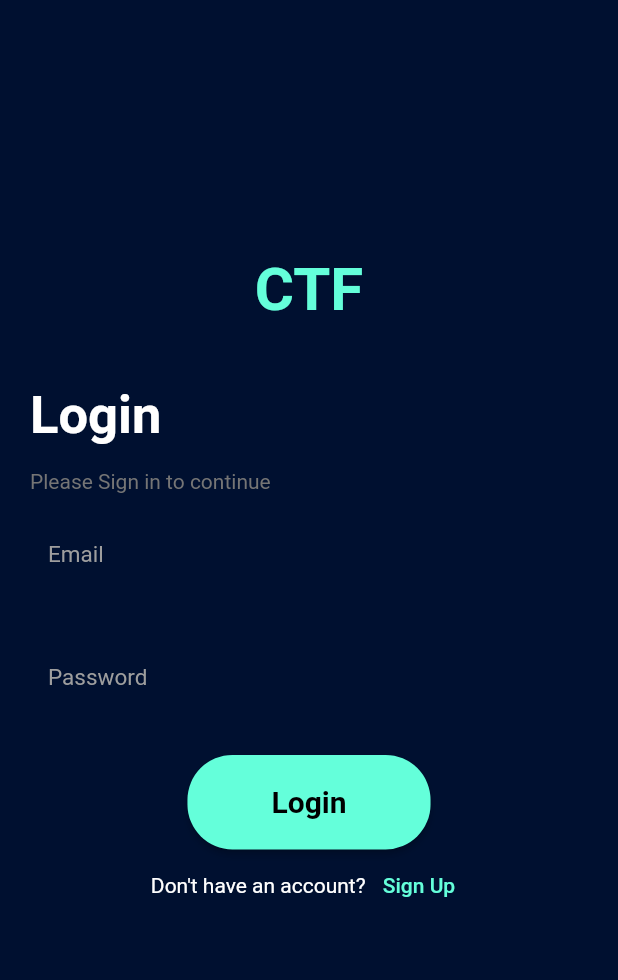
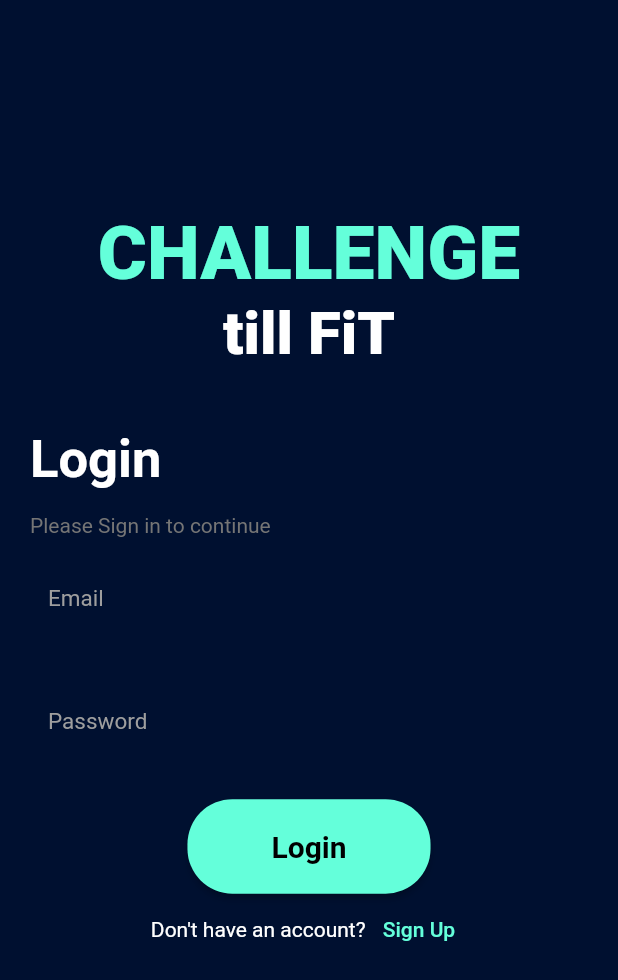
Before and after one commit to adrsh-23/ChallengeTillFIT, a Flutter app: the screen it shows after launch, on a phone screen of 412 x 824 dp. Shown: the top 980 px of the screen. Run offline on Flutter 3.47's test engine with Material 2 defaults, Android fonts, the phone set to English and light mode, and no system bars; our stand-ins replace cloud_firestore, firebase_auth, firebase_core, firebase_storage, image_picker, timeago; accounts and stored records are empty.

Commit message:
modify logo

```diff
--- a/lib/pages/signUpAndLoginPage/loginPage.dart
+++ b/lib/pages/signUpAndLoginPage/loginPage.dart
@@ -50,12 +50,19 @@ class _LoginState extends State<Login> with TickerProviderStateMixin {
             mainAxisAlignment: MainAxisAlignment.spaceEvenly,
             children: [
               Text(
-                'CTF',
+                'CHALLENGE',
                 style: TextStyle(
+                  fontSize: 50,
+                  fontWeight: FontWeight.w900,
                   color: Colors.tealAccent,
-                  fontSize: 40,
-                  fontWeight: FontWeight.bold,
                 ),
+              ),
+              Text(
+                'till FiT',
+                style: TextStyle(
+                    fontSize: 40,
+                    fontWeight: FontWeight.w900,
+                    color: Colors.white),
               ),
               SizedBox(
                 height: 10,
--- a/lib/pages/signUpAndLoginPage/signUpPage.dart
+++ b/lib/pages/signUpAndLoginPage/signUpPage.dart
@@ -98,6 +98,7 @@ class _SignUpState extends State<SignUp> {
       body: Center(
         child: Container(
           padding: EdgeInsets.all(10),
+          child: SingleChildScrollView(
             child: Column(
               mainAxisAlignment: MainAxisAlignment.center,
               children: [
@@ -175,7 +176,8 @@ class _SignUpState extends State<SignUp> {
                 Center(
                   child: ElevatedButton(
                     child: Container(
-                    padding: EdgeInsets.symmetric(horizontal: 40, vertical: 20),
+                      padding:
+                          EdgeInsets.symmetric(horizontal: 40, vertical: 20),
                       child: Text(
                         'Sign Up',
                         style: TextStyle(
@@ -201,6 +203,7 @@ class _SignUpState extends State<SignUp> {
             ),
           ),
         ),
+      ),
     );
   }
 }
```
Lines whose indentation alone changed are shown as unchanged.
